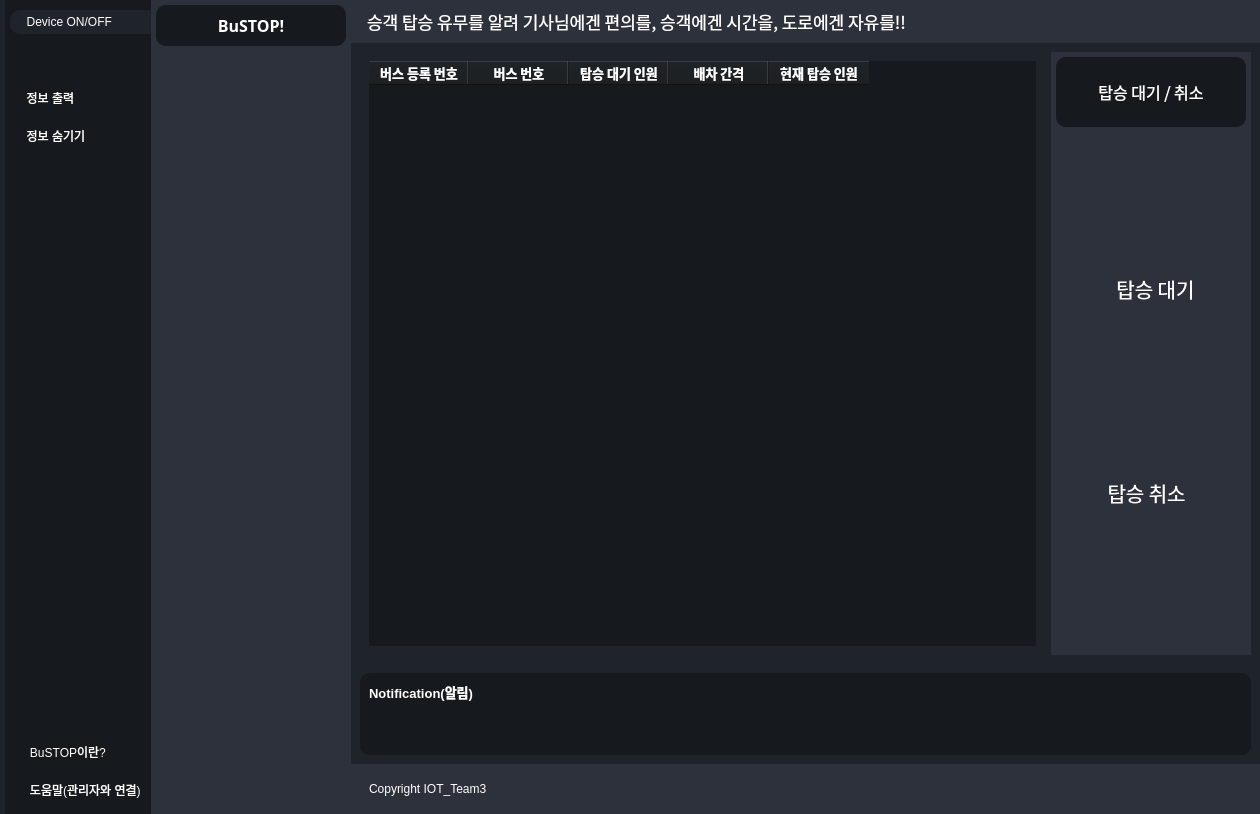
Old version of the form interface.ui in the repository PKNU-IOT3/bustop_PyQT.
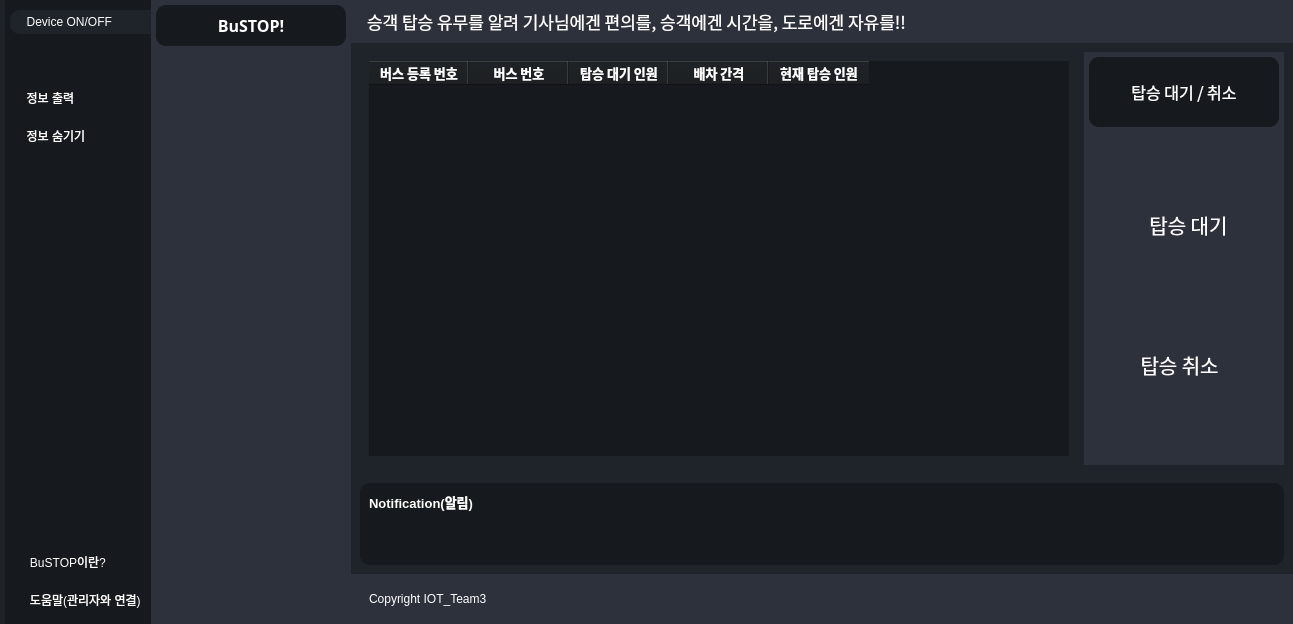
New version of the form. Icons and pictures are not drawn.

Diff of the .ui file:
```diff
--- a/interface.ui
+++ b/interface.ui
@@ -6,8 +6,8 @@
    <rect>
     <x>0</x>
     <y>0</y>
-    <width>1260</width>
-    <height>814</height>
+    <width>1293</width>
+    <height>624</height>
    </rect>
   </property>
   <property name="windowTitle">
```
